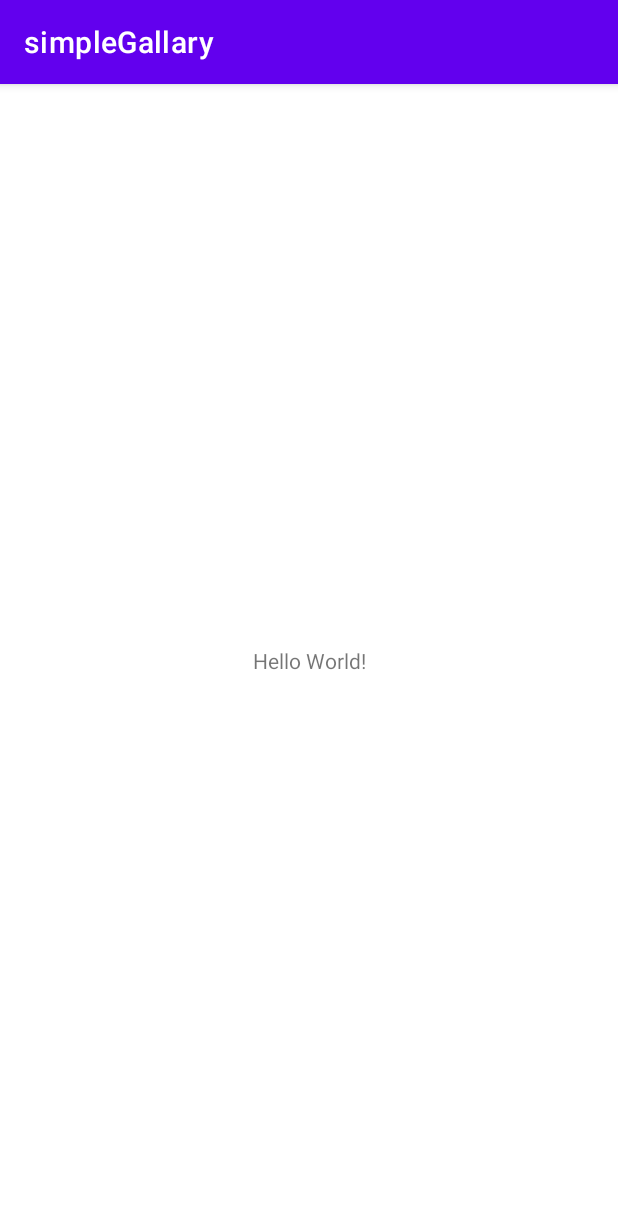
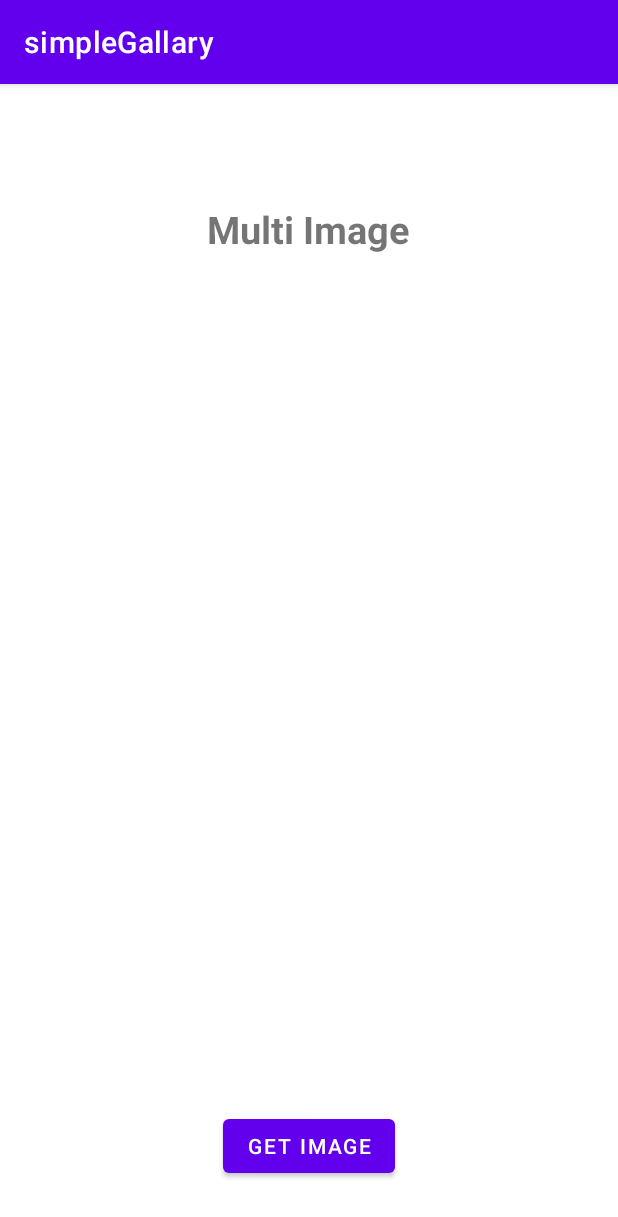
Before and after one commit to eastdh/randomPoints, an Android app: the screen it shows after launch (MainActivity), on a phone screen of 412 x 824 dp. Shown: the top 1217 px of the screen. Run offline under Robolectric (Android 15) with nearby library versions, the phone set to English and light mode, and no system bars.

Commit message:
ADD mainView @simpleGallery

```diff
--- a/study_Android/simpleGallary/app/src/main/res/layout/activity_main.xml
+++ b/study_Android/simpleGallary/app/src/main/res/layout/activity_main.xml
@@ -7,12 +7,42 @@
     tools:context=".MainActivity">
 
     <TextView
+        android:id="@+id/textView4"
         android:layout_width="wrap_content"
         android:layout_height="wrap_content"
-        android:text="Hello World!"
+        android:text="Multi Image"
+        android:textSize="25sp"
+        android:textStyle="bold"
         app:layout_constraintBottom_toBottomOf="parent"
-        app:layout_constraintLeft_toLeftOf="parent"
-        app:layout_constraintRight_toRightOf="parent"
-        app:layout_constraintTop_toTopOf="parent" />
+        app:layout_constraintEnd_toEndOf="parent"
+        app:layout_constraintHorizontal_bias="0.498"
+        app:layout_constraintStart_toStartOf="parent"
+        app:layout_constraintTop_toTopOf="parent"
+        app:layout_constraintVertical_bias="0.108"
+        />
+
+    <androidx.recyclerview.widget.RecyclerView
+        android:id="@+id/recyclerView"
+        android:layout_width="match_parent"
+        android:layout_height="wrap_content"
+        android:layout_marginTop="24dp"
+        android:orientation="horizontal"
+        app:layout_constraintEnd_toEndOf="parent"
+        app:layout_constraintHorizontal_bias="0.0"
+        app:layout_constraintStart_toStartOf="parent"
+        app:layout_constraintTop_toBottomOf="@+id/textView4"
+        />
+
+    <Button
+        android:id="@+id/getImage"
+        android:layout_width="wrap_content"
+        android:layout_height="wrap_content"
+        android:layout_marginBottom="36dp"
+        android:text="GET IMAGE"
+        app:layout_constraintBottom_toBottomOf="parent"
+        app:layout_constraintEnd_toEndOf="parent"
+        app:layout_constraintStart_toStartOf="parent"
+        />
+
 
 </androidx.constraintlayout.widget.ConstraintLayout>
```
Also changed, not shown: 1 other file.
